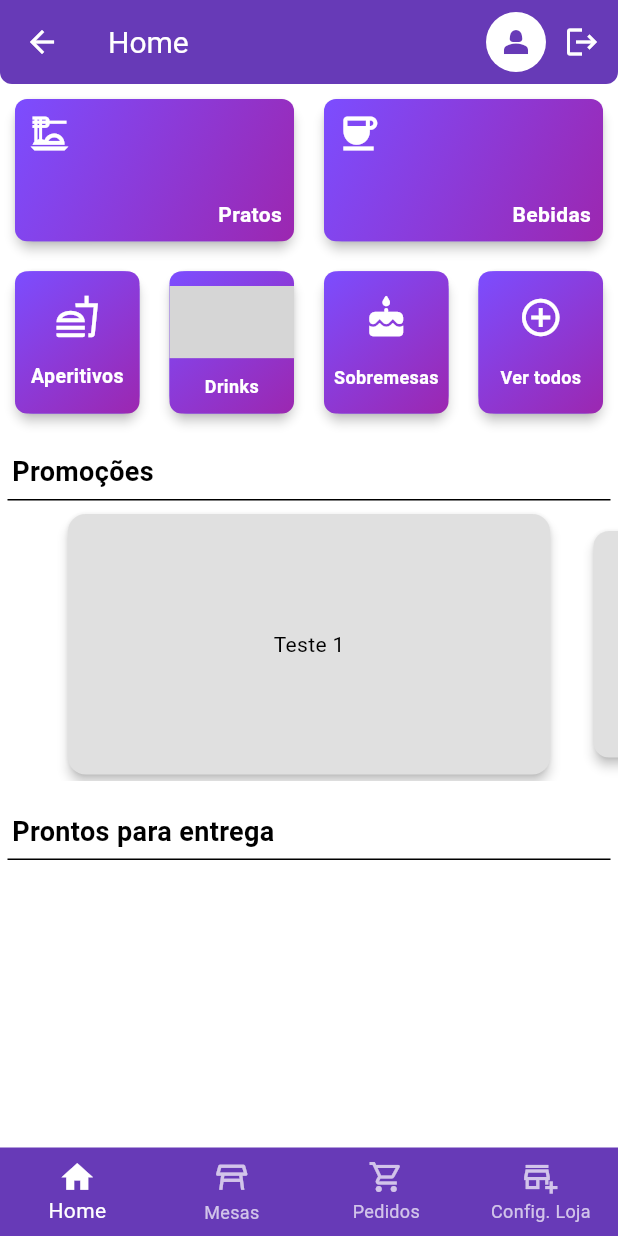
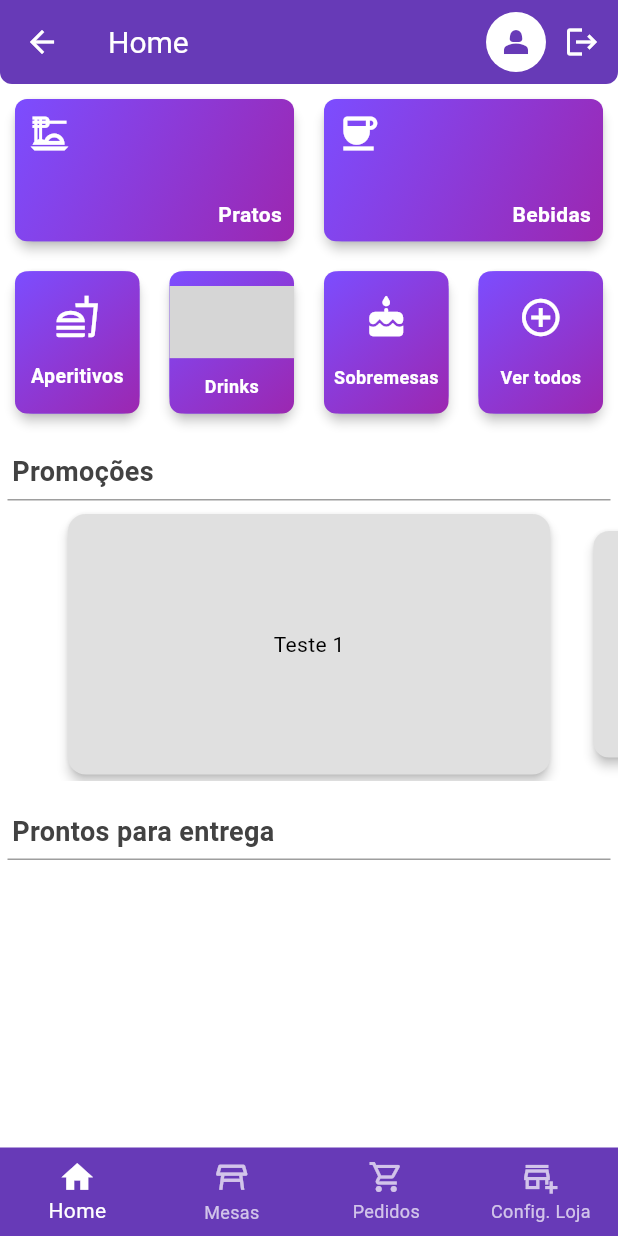
Before and after one commit to Comanda-Digital-PI/comanda_digital, a Flutter app: the GlobalScaffold screen opened by its route, on a phone screen of 412 x 824 dp. Run offline on Flutter 3.47's test engine with Material 3 defaults, Android fonts, the light colour scheme and no system bars; drawn by our look-alikes of carousel_slider; our stand-ins replace get, image_picker; missing offline and left inert: flutter_svg_icons; statements that could not run were skipped; grey boxes are pictures that could not be loaded.

Commit message:
:lipstick: fix: pequenos ajustes na home screen

```diff
--- a/lib/app/screens/home/home_screen.dart
+++ b/lib/app/screens/home/home_screen.dart
@@ -21,12 +21,12 @@ class HomeScreen extends StatelessWidget {
               Column(
                 crossAxisAlignment: CrossAxisAlignment.start,
                 children: [
-                  const Padding(
+                  Padding(
                     padding: EdgeInsets.all(8.0),
                     child: Text(
                       'Prontos para entrega',
                       style: TextStyle(
-                        color: Colors.black,
+                        color: Colors.grey.shade800,
                         height: 0,
                         fontWeight: FontWeight.bold,
                         fontSize: 18
@@ -36,10 +36,10 @@ class HomeScreen extends StatelessWidget {
                   Padding(
                     padding: const EdgeInsets.symmetric(horizontal: 5),
                     child: Container(
-                      decoration: const BoxDecoration(
+                      decoration: BoxDecoration(
                         border: Border(
                           bottom: BorderSide(
-                            color: Colors.black,
+                            color: Colors.grey.shade500,
                             width: 1
                           )
                         )
--- a/lib/app/screens/home/widgets/caroussel_promocoes.dart
+++ b/lib/app/screens/home/widgets/caroussel_promocoes.dart
@@ -15,12 +15,12 @@ class CarouselPromocoes extends StatelessWidget {
           Column(
             crossAxisAlignment: CrossAxisAlignment.start,
             children: [
-              const Padding(
+               Padding(
                 padding: EdgeInsets.all(8.0),
                 child: Text(
                   'Promoções',
                   style: TextStyle(
-                    color: Colors.black,
+                    color: Colors.grey.shade800,
                     height: 0,
                     fontWeight: FontWeight.bold,
                     fontSize: 18
@@ -30,10 +30,10 @@ class CarouselPromocoes extends StatelessWidget {
               Padding(
                 padding: const EdgeInsets.symmetric(horizontal: 5),
                 child: Container(
-                  decoration: const BoxDecoration(
+                  decoration:  BoxDecoration(
                     border: Border(
                       bottom: BorderSide(
-                        color: Colors.black,
+                        color: Colors.grey.shade500,
                         width: 1
                       )
                     )
```
Also changed, not shown: 4 other files.
